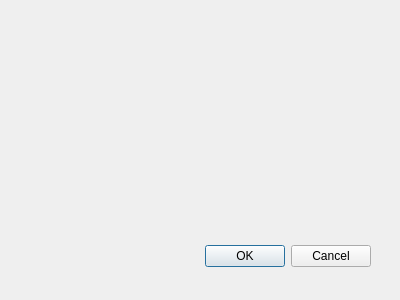
jdbr827/AdventOfCode_2021_Python, file untitled.ui: the form before one commit.
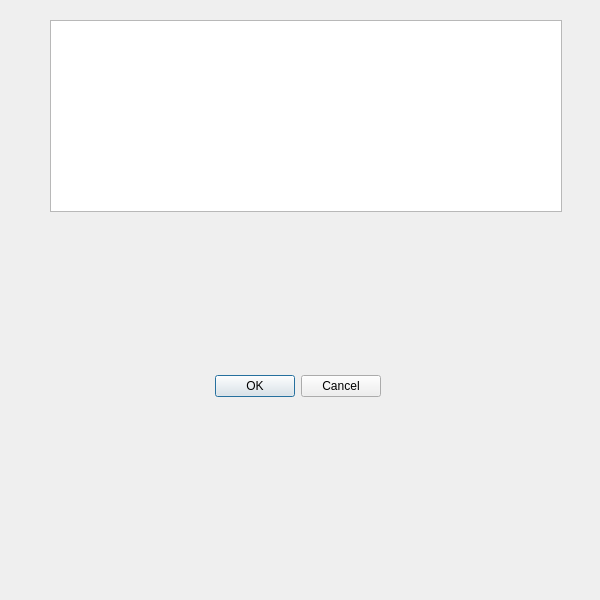
The form after the commit.

Commit message: toying with UI

```diff
--- a/untitled.ui
+++ b/untitled.ui
@@ -6,8 +6,8 @@
    <rect>
     <x>0</x>
     <y>0</y>
-    <width>400</width>
-    <height>300</height>
+    <width>600</width>
+    <height>600</height>
    </rect>
   </property>
   <property name="windowTitle">
@@ -16,8 +16,8 @@
   <widget class="QDialogButtonBox" name="buttonBox">
    <property name="geometry">
     <rect>
-     <x>30</x>
-     <y>240</y>
+     <x>40</x>
+     <y>370</y>
      <width>341</width>
      <height>32</height>
     </rect>
@@ -29,6 +29,22 @@
     <set>QDialogButtonBox::Cancel|QDialogButtonBox::Ok</set>
    </property>
   </widget>
+  <widget class="QTableWidget" name="tableWidget">
+   <property name="geometry">
+    <rect>
+     <x>50</x>
+     <y>20</y>
+     <width>512</width>
+     <height>192</height>
+    </rect>
+   </property>
+   <attribute name="horizontalHeaderVisible">
+    <bool>false</bool>
+   </attribute>
+   <attribute name="verticalHeaderVisible">
+    <bool>false</bool>
+   </attribute>
+  </widget>
  </widget>
  <resources/>
  <connections>
```
The commit also changes 3 other files.
